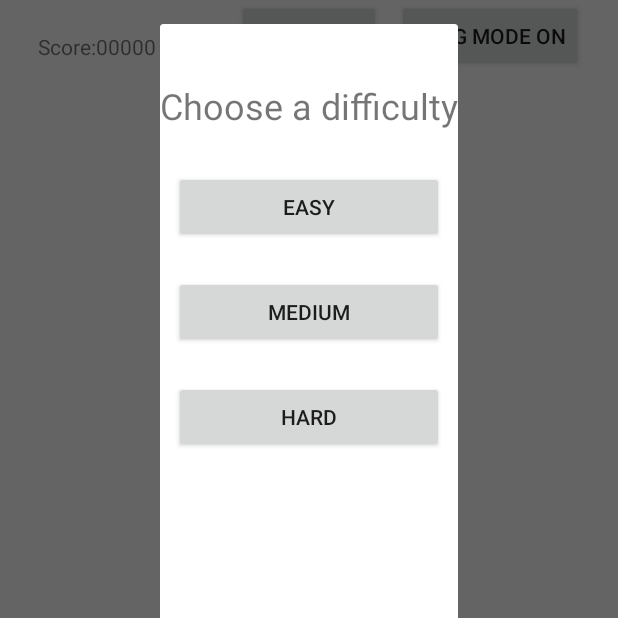
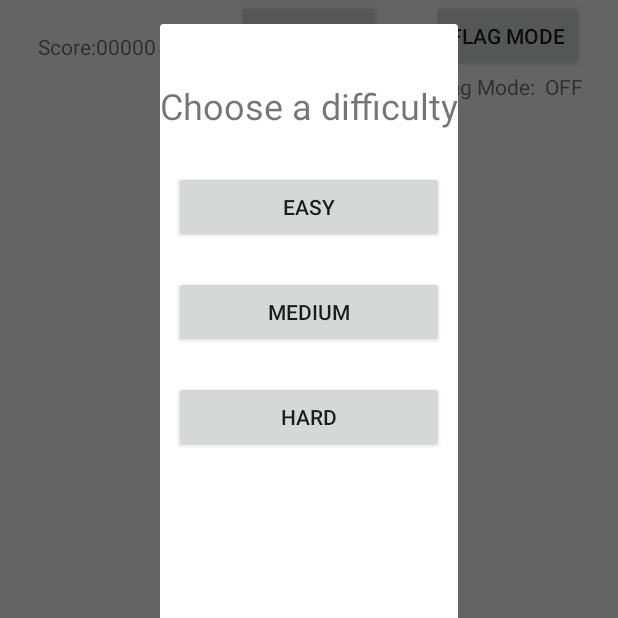
Before and after one commit to Scerelyn/AndroidMinesweeper, an Android app: the screen it shows after launch (MainActivity), after a tap on "NEW GAME", on a phone screen of 412 x 824 dp, the top half of it. Run offline under Robolectric (Android 15) with nearby library versions, the phone set to English and light mode, and no system bars; libraries missing offline, so code that uses them is left out: com.firebase.client; 1 statement that could not run was skipped.

Commit message:
Cells now change color if they are flags or bombs, change the flag mode indicator

```diff
--- a/app/src/main/res/layout/activity_main.xml
+++ b/app/src/main/res/layout/activity_main.xml
@@ -60,6 +60,22 @@
         android:layout_alignParentEnd="true"
         android:layout_alignParentTop="true"
         android:layout_marginEnd="23dp"
-        android:text="Flag Mode On" />
+        android:text="@string/flag_button_text" />
+
+    <TextView
+        android:id="@+id/FlagModeStatusTextView"
+        android:layout_width="wrap_content"
+        android:layout_height="wrap_content"
+        android:layout_alignEnd="@+id/FlagModeButton"
+        android:layout_below="@+id/NewGameButton"
+        android:text="@string/flag_mode_off_label" />
+
+    <TextView
+        android:id="@+id/FlagModeFixedTextView"
+        android:layout_width="wrap_content"
+        android:layout_height="wrap_content"
+        android:layout_alignStart="@+id/FlagModeButton"
+        android:layout_below="@+id/NewGameButton"
+        android:text="@string/flag_mode_fixed_label" />
 
 </RelativeLayout>
--- a/app/src/main/res/values/colors.xml
+++ b/app/src/main/res/values/colors.xml
@@ -5,4 +5,6 @@
     <color name="colorAccent">#FF4081</color>
     <color name="cellColorNormal">#DDD</color>
     <color name="cellColorClicked">#AAA</color>
+    <color name="bombColor">#922</color>
+    <color name="flagColor">#392</color>
 </resources>
--- a/app/src/main/res/values/strings.xml
+++ b/app/src/main/res/values/strings.xml
@@ -7,4 +7,8 @@
     <string name="medium_button_text">Medium</string>
     <string name="hard_button_text">Hard</string>
     <string name="cancel_button_text">Cancel</string>
+    <string name="flag_mode_on_label">ON</string>
+    <string name="flag_mode_off_label">OFF</string>
+    <string name="flag_mode_fixed_label">Flag Mode: </string>
+    <string name="flag_button_text">Flag Mode</string>
 </resources>
```
Also changed, not shown: app/src/main/java/neumont/minesweeper/MainActivity.java (+25 -4 lines).
